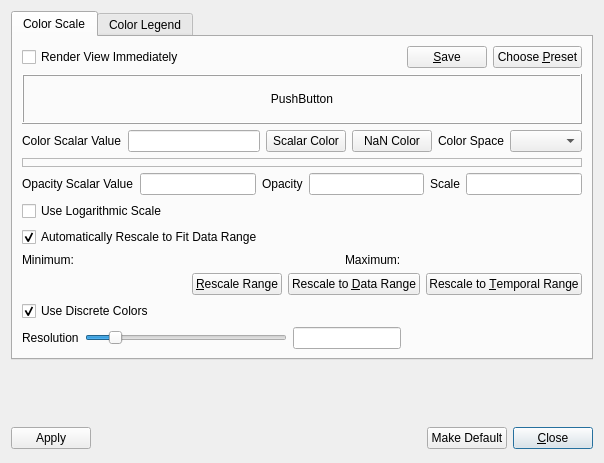
Qt form Qt/Components/Resources/UI/pqColorScaleDialog.ui (Kitware/ParaView) before a commit.
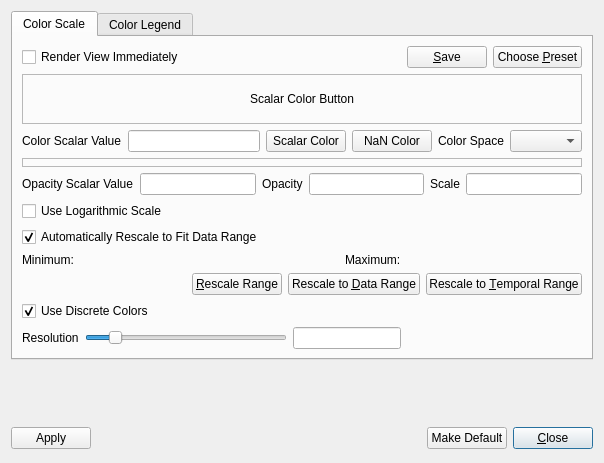
The same form after that commit. Custom widgets are drawn as their Qt base class.

Commit message: Fixed an issue with preset color of max value

```diff
--- a/Qt/Components/Resources/UI/pqColorScaleDialog.ui
+++ b/Qt/Components/Resources/UI/pqColorScaleDialog.ui
@@ -243,7 +243,7 @@
           </size>
          </property>
          <property name="frameShape">
-          <enum>QFrame::Box</enum>
+          <enum>QFrame::StyledPanel</enum>
          </property>
          <property name="frameShadow">
           <enum>QFrame::Raised</enum>
@@ -264,7 +264,7 @@
              </sizepolicy>
             </property>
             <property name="text">
-             <string>PushButton</string>
+             <string>Scalar Color Button</string>
             </property>
             <property name="flat">
              <bool>true</bool>
```
The commit also changes 1 other file.
